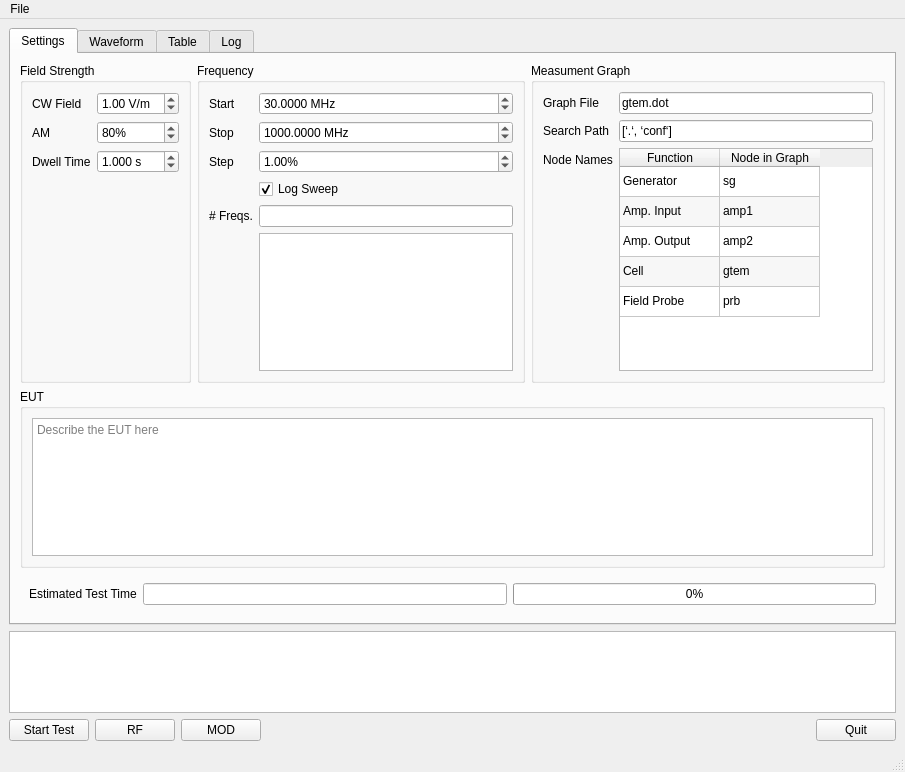
hgkdd/TEMField, file mainwindow.ui: the form before one commit.
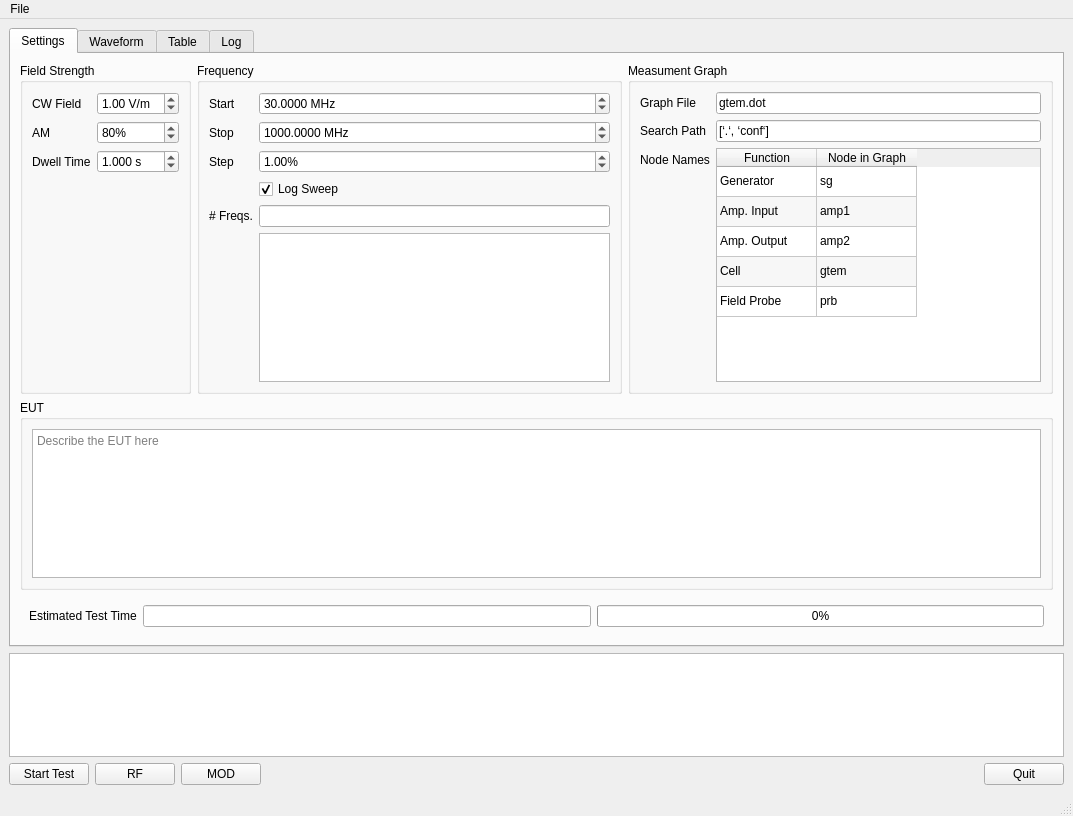
The form after the commit. Icons and pictures are not drawn.

```diff
--- a/mainwindow.ui
+++ b/mainwindow.ui
@@ -6,8 +6,8 @@
    <rect>
     <x>0</x>
     <y>0</y>
-    <width>905</width>
-    <height>772</height>
+    <width>1073</width>
+    <height>816</height>
    </rect>
   </property>
   <property name="windowTitle">
@@ -620,7 +620,7 @@
     <rect>
      <x>0</x>
      <y>0</y>
-     <width>905</width>
+     <width>1073</width>
      <height>37</height>
     </rect>
    </property>
```
